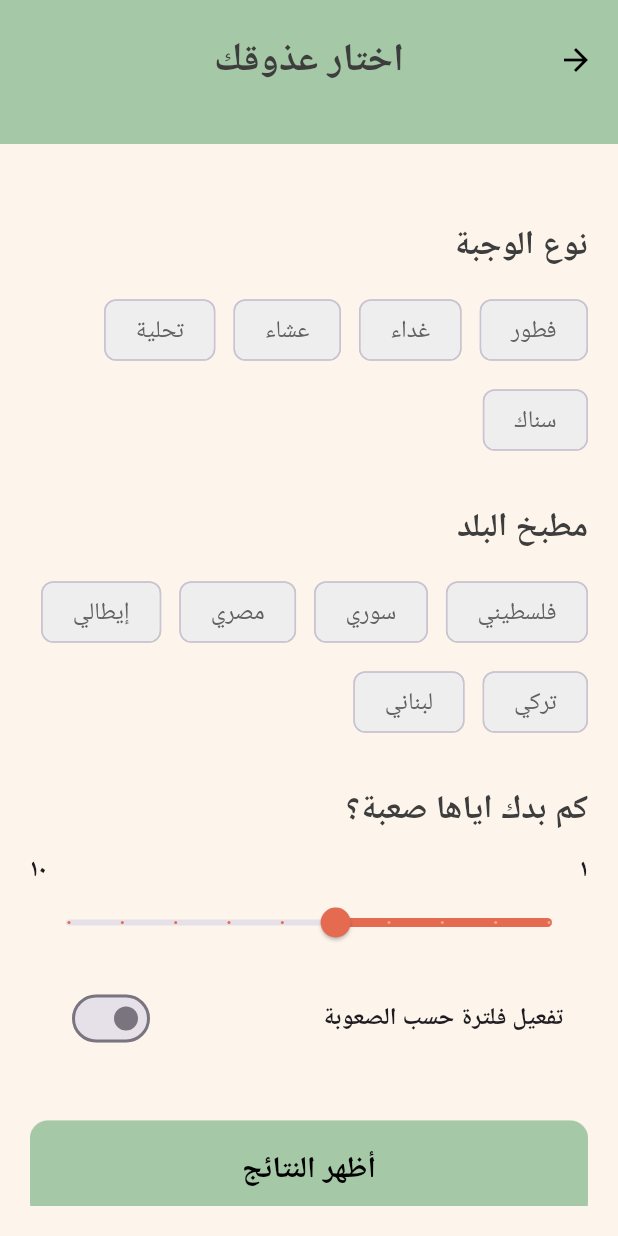
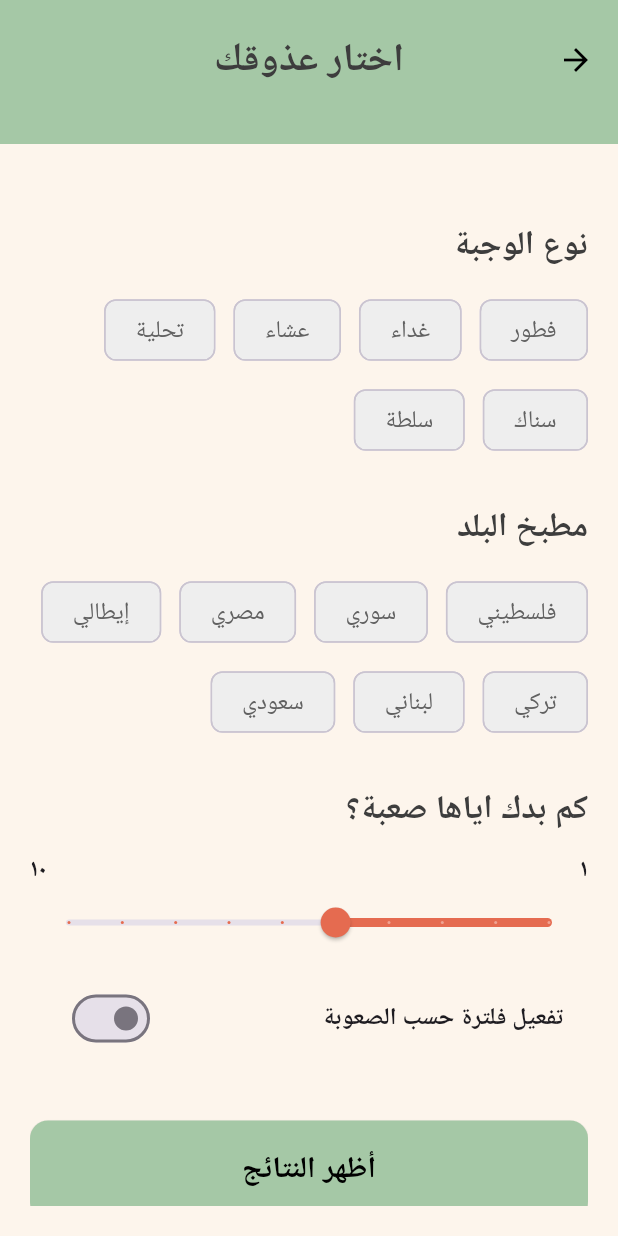
Before and after one commit to SuzanAqraa/Matbakhna_App, a Flutter app: the SearchScreen screen opened directly, on a phone screen of 412 x 824 dp. Run offline on Flutter 3.47's test engine with Material 3 defaults, Android fonts, the phone set to English and light mode, and no system bars; our stand-ins replace cached_network_image, cloud_firestore, firebase_auth, firebase_core, image_picker, youtube_player_flutter; accounts and stored records are empty.

Commit message:
add new mealTypes and nationality

```diff
--- a/lib/features/filter/screens/filter_screen.dart
+++ b/lib/features/filter/screens/filter_screen.dart
@@ -12,8 +12,8 @@ class SearchScreen extends StatefulWidget {
 }
 
 class _SearchScreenState extends State<SearchScreen> {
-  final List<String> mealTypes = ['فطور', 'غداء', 'عشاء', 'تحلية', 'سناك'];
-  final List<String> cuisines = ['فلسطيني','سوري', 'مصري', 'إيطالي', 'تركي', 'لبناني'];
+  final List<String> mealTypes = ['فطور', 'غداء', 'عشاء', 'تحلية', 'سناك','سلطة'];
+  final List<String> cuisines = ['فلسطيني','سوري', 'مصري', 'إيطالي', 'تركي', 'لبناني','سعودي'];
   List<String> selectedMealTypes = [];
   List<String> selectedCuisines = [];
   double difficulty = 5;
```
